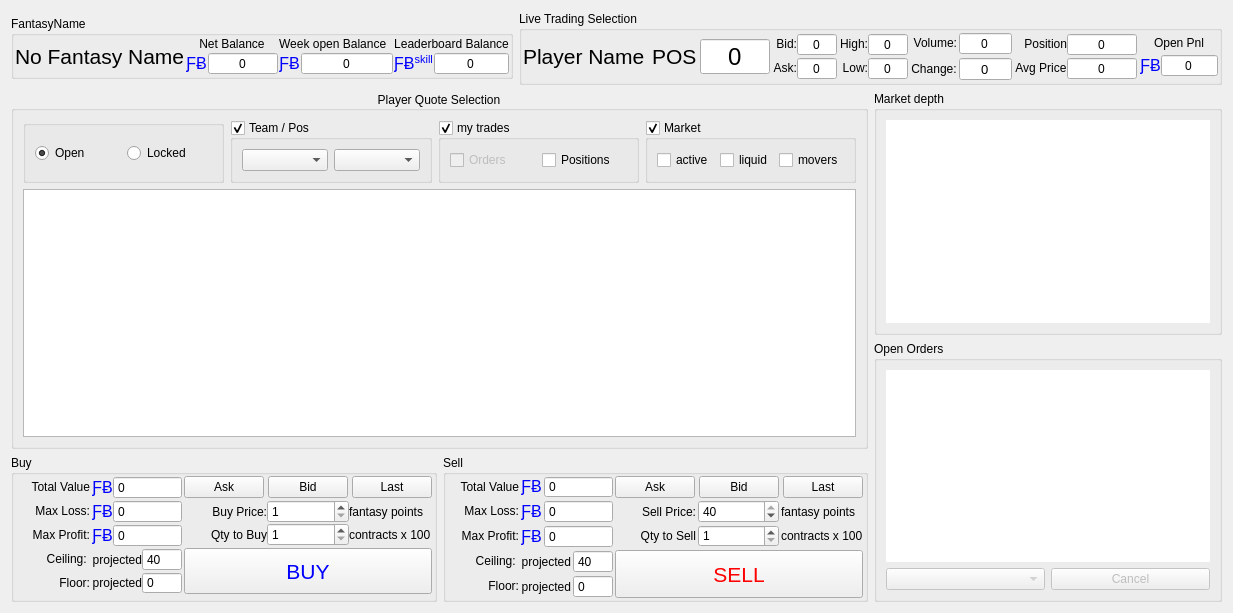
This is tradingfootball/trading.ui in protoblock/protoblock as Qt 5 draws it before an edit. The edited form follows.
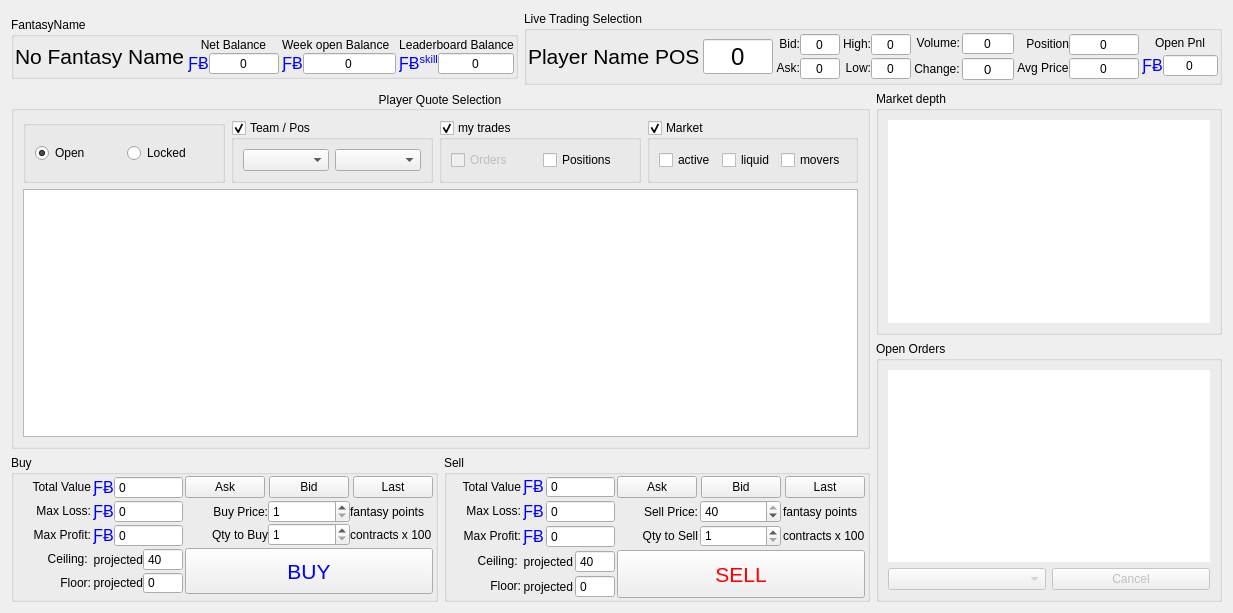
This is the edited form.

The edit to the form file:
```diff
--- a/tradingfootball/trading.ui
+++ b/tradingfootball/trading.ui
@@ -44,8 +44,11 @@
       <property name="bottomMargin">
        <number>1</number>
       </property>
-      <property name="spacing">
-       <number>1</number>
+      <property name="horizontalSpacing">
+       <number>3</number>
+      </property>
+      <property name="verticalSpacing">
+       <number>2</number>
       </property>
       <item row="0" column="0">
        <widget class="QLabel" name="fantastname">
```
Left out of the diff: 2 changed lines with no effect on the pictures.
